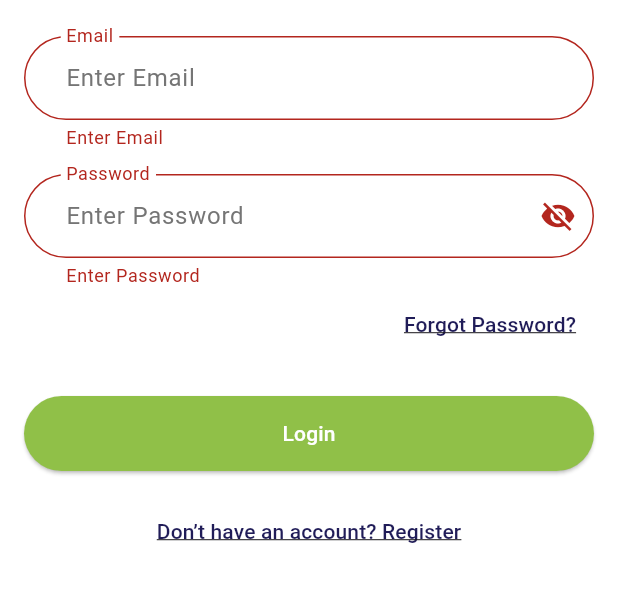
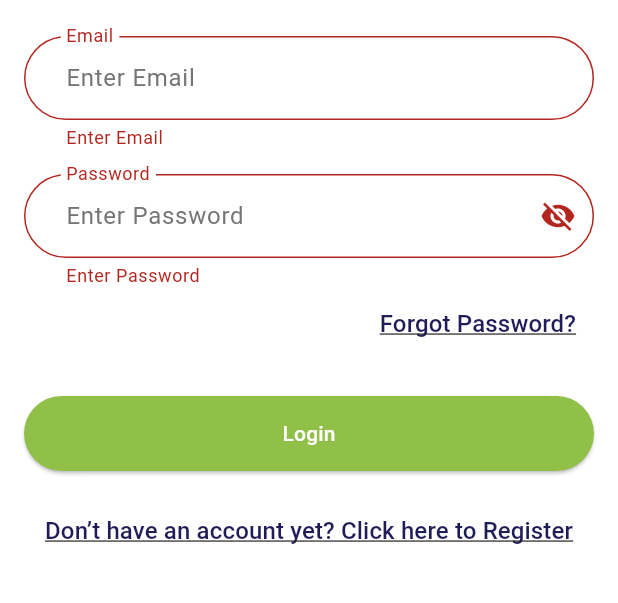
Before and after one commit to munashethedeveloper/kenwell_health_app, a Flutter app: the screen it shows after launch, after a tap on "Login", on a phone screen of 412 x 824 dp, the part 408-1011 px from its top. Run offline on Flutter 3.47's test engine with Material 3 defaults, Android fonts, the phone set to English and light mode, and no system bars; our stand-ins replace cloud_firestore, firebase_auth, flutter_svg, package_info_plus, shared_preferences, signature and 1 more; accounts and stored records are empty.

Commit message:
CHANGED FONT SIZES

```diff
--- a/lib/ui/features/auth/widgets/login_screen.dart
+++ b/lib/ui/features/auth/widgets/login_screen.dart
@@ -101,6 +101,7 @@ class _LoginScreenState extends State<LoginScreen> {
                         'Forgot Password?',
                         style: TextStyle(
                             decoration: TextDecoration.underline,
+                            fontSize: 16,
                             color: Color(0xFF201C58)),
                       ),
                     ),
@@ -119,9 +120,10 @@ class _LoginScreenState extends State<LoginScreen> {
                           context, RouteNames.register);
                     },
                     child: const Text(
-                      "Don’t have an account? Register",
+                      "Don’t have an account yet? Click here to Register",
                       style: TextStyle(
                           decoration: TextDecoration.underline,
+                          fontSize: 16,
                           color: Color(0xFF201C58)),
                     ),
                   ),
--- a/lib/ui/features/auth/widgets/register_screen.dart
+++ b/lib/ui/features/auth/widgets/register_screen.dart
@@ -164,9 +164,10 @@ class _RegisterScreenState extends State<RegisterScreen> {
                       );
                     },
                     child: const Text(
-                      "Already have an account? Log in",
+                      "Already have an account? Click here to Log In",
                       style: TextStyle(
                           decoration: TextDecoration.underline,
+                          fontSize: 16,
                           color: Color(0xFF201C58)),
                     ),
                   ),
--- a/lib/ui/features/calendar/widgets/calendar_screen.dart
+++ b/lib/ui/features/calendar/widgets/calendar_screen.dart
@@ -71,9 +71,7 @@ class _CalendarScreenState extends State<CalendarScreen> {
           title: const Text(
             'Wellness Planner',
             style: TextStyle(
-              color: Colors.white,
-              fontWeight: FontWeight.bold,
-            ),
+                color: Colors.white, fontWeight: FontWeight.bold, fontSize: 30),
           ),
           automaticallyImplyLeading: false,
           backgroundColor: const Color(0xFF201C58),
--- a/lib/ui/features/consent_form/widgets/consent_screen.dart
+++ b/lib/ui/features/consent_form/widgets/consent_screen.dart
@@ -34,6 +34,7 @@ class ConsentScreen extends StatelessWidget {
                 'SECTION A: INFORMED CONSENT',
                 style: Theme.of(context).textTheme.titleMedium?.copyWith(
                       fontWeight: FontWeight.bold,
+                      fontSize: 24,
                       color: const Color(0xFF201C58),
                     ),
               ),
@@ -41,9 +42,9 @@ class ConsentScreen extends StatelessWidget {
               _buildEventInfoCard(context, vm),
               const SizedBox(height: 24),
               _buildInformationSection(),
-              const SizedBox(height: 20),
+              const SizedBox(height: 24),
               _buildScreeningSection(vm),
-              const SizedBox(height: 20),
+              const SizedBox(height: 24),
               _buildSignatureSection(vm),
               const SizedBox(height: 24),
               _buildActionButtons(context, vm),
@@ -117,7 +118,10 @@ class ConsentScreen extends StatelessWidget {
       children: [
         const Text(
           'I hereby declare that I have read and understood the information below. By signing, I confirm my understanding of:',
-          style: TextStyle(fontSize: 16, fontWeight: FontWeight.bold),
+          style: TextStyle(
+              fontSize: 18,
+              fontWeight: FontWeight.bold,
+              color: Color(0xFF201C58)),
         ),
         const SizedBox(height: 12),
         ...bullets.map(_buildBullet).toList(),
@@ -139,7 +143,10 @@ class ConsentScreen extends StatelessWidget {
       children: [
         const Text(
           'Select applicable screenings:',
-          style: TextStyle(fontSize: 16, fontWeight: FontWeight.bold),
+          style: TextStyle(
+              fontSize: 16,
+              fontWeight: FontWeight.bold,
+              color: Color(0xFF201C58)),
         ),
         const SizedBox(height: 8),
         Card(
@@ -169,7 +176,10 @@ class ConsentScreen extends StatelessWidget {
       crossAxisAlignment: CrossAxisAlignment.start,
       children: [
         const Text('Signature:',
-            style: TextStyle(fontSize: 16, fontWeight: FontWeight.bold)),
+            style: TextStyle(
+                fontSize: 16,
+                fontWeight: FontWeight.bold,
+                color: Color(0xFF201C58))),
         const SizedBox(height: 8),
         Card(
           shape:
--- a/lib/ui/features/event/widgets/event_details_screen.dart
+++ b/lib/ui/features/event/widgets/event_details_screen.dart
@@ -48,7 +48,7 @@ class EventDetailsScreen extends StatelessWidget {
             Text(label,
                 style: const TextStyle(
                     fontWeight: FontWeight.bold,
-                    fontSize: 15,
+                    fontSize: 16,
                     color: Colors.black87)),
             const SizedBox(height: 4),
             Text(value, style: const TextStyle(fontSize: 15)),
@@ -61,8 +61,8 @@ class EventDetailsScreen extends StatelessWidget {
       appBar: AppBar(
         title: Text(
           event.title,
-          style:
-              const TextStyle(color: Colors.white, fontWeight: FontWeight.bold),
+          style: const TextStyle(
+              color: Colors.white, fontWeight: FontWeight.bold, fontSize: 30),
         ),
         automaticallyImplyLeading: true,
         backgroundColor: const Color(0xFF201C58),
--- a/lib/ui/features/event/widgets/event_screen.dart
+++ b/lib/ui/features/event/widgets/event_screen.dart
@@ -109,6 +109,7 @@ class _EventScreenState extends State<EventScreen> {
     Widget sectionWrapper(String title, List<Widget> children) {
       return Card(
         elevation: 3,
+        //color: const Color(0xFFEFF2FF),
         shape: RoundedRectangleBorder(borderRadius: BorderRadius.circular(16)),
         margin: const EdgeInsets.symmetric(vertical: 10),
         shadowColor: Colors.black12,
@@ -119,7 +120,9 @@ class _EventScreenState extends State<EventScreen> {
             children: [
               Text(title,
                   style: const TextStyle(
-                      fontSize: 16, fontWeight: FontWeight.bold)),
+                      fontSize: 16,
+                      fontWeight: FontWeight.bold,
+                      color: Color(0xFF201C58))),
               const SizedBox(height: 12),
               ...children
             ],
--- a/lib/ui/features/nurse_interventions/view_model/nurse_intervention_view_model.dart
+++ b/lib/ui/features/nurse_interventions/view_model/nurse_intervention_view_model.dart
@@ -103,7 +103,7 @@ class NurseInterventionViewModel extends ChangeNotifier {
         rankController.text.isNotEmpty &&
         sancNumberController.text.isNotEmpty &&
         nurseDateController.text.isNotEmpty &&
-        !signatureController.isEmpty;
+        !signatureController.isNotEmpty;
   }
 
   /// Converts all fields to a Map
--- a/lib/ui/features/risk_assessment/view_model/personal_risk_assessment_view_model.dart
+++ b/lib/ui/features/risk_assessment/view_model/personal_risk_assessment_view_model.dart
@@ -84,7 +84,7 @@ class PersonalRiskAssessmentViewModel extends ChangeNotifier {
     notifyListeners();
   }
 
-  bool _isSubmitting = false;
+  final bool _isSubmitting = false;
   bool get isSubmitting => _isSubmitting;
 
   bool get isFormValid {
--- a/lib/ui/features/screening_results/widgets/wellness_screening_results_screen.dart
+++ b/lib/ui/features/screening_results/widgets/wellness_screening_results_screen.dart
@@ -37,6 +37,7 @@ class WellnessScreeningResultsScreen extends StatelessWidget {
                       'SECTION D: WELLNESS SCREENING RESULTS',
                       style: Theme.of(context).textTheme.titleMedium?.copyWith(
                             fontWeight: FontWeight.bold,
+                            fontSize: 24,
                             color: const Color(0xFF201C58),
                           ),
                     ),
```
Also changed, not shown: lib/ui/features/hiv_test/widgets/hiv_test_screen.dart (+8 -3 lines), lib/ui/features/hiv_test_nursing_intervention/widgets/hiv_test_nursing_intervention_screen.dart (+5 -2 lines), lib/ui/features/hiv_test_results/widgets/hiv_test_result_screen.dart (+6 -3 lines), lib/ui/features/nurse_interventions/widgets/nurse_intervention_screen.dart (+15 -7 lines), lib/ui/features/patient/widgets/personal_details_screen.dart (+4 -3 lines), lib/ui/features/risk_assessment/widgets/personal_risk_assessment_screen.dart (+19 -13 lines), lib/ui/features/survey/widgets/survey_screen.dart (+15 -5 lines), lib/ui/features/tb_test/widgets/tb_testing_screen.dart (+5 -2 lines), lib/ui/features/tb_test_nursing_intervention/widgets/tb_nursing_intervention_screen.dart (+13 -3 lines).
